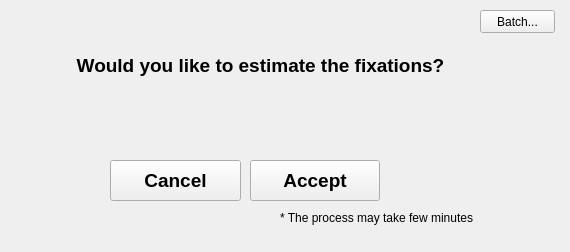
First picture: the form in DialogEstimateFixations.ui, repository jamesalvarez/grafix-coder, before the edit.
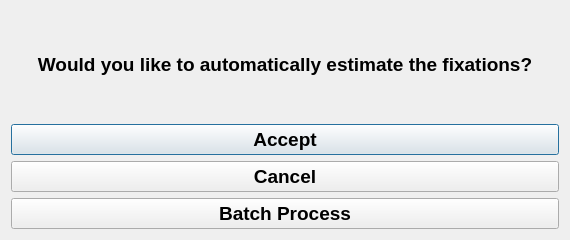
Second picture: the form after the edit.

The edit to the form file:
```diff
--- a/DialogEstimateFixations.ui
+++ b/DialogEstimateFixations.ui
@@ -7,126 +7,124 @@
     <x>0</x>
     <y>0</y>
     <width>570</width>
-    <height>252</height>
+    <height>240</height>
    </rect>
   </property>
+  <property name="minimumSize">
+   <size>
+    <width>0</width>
+    <height>240</height>
+   </size>
+  </property>
+  <property name="maximumSize">
+   <size>
+    <width>16777215</width>
+    <height>240</height>
+   </size>
+  </property>
   <property name="windowTitle">
    <string>Dialog</string>
   </property>
-  <widget class="QDialogButtonBox" name="buttonBox">
-   <property name="geometry">
-    <rect>
-     <x>10</x>
-     <y>600</y>
-     <width>461</width>
-     <height>32</height>
-    </rect>
-   </property>
-   <property name="orientation">
-    <enum>Qt::Horizontal</enum>
-   </property>
-   <property name="standardButtons">
-    <set>QDialogButtonBox::Cancel|QDialogButtonBox::Ok</set>
-   </property>
-  </widget>
-  <widget class="QPushButton" name="b_accept">
-   <property name="geometry">
-    <rect>
-     <x>250</x>
-     <y>160</y>
-     <width>130</width>
-     <height>41</height>
-    </rect>
-   </property>
-   <property name="font">
-    <font>
-     <pointsize>14</pointsize>
-     <weight>75</weight>
-     <bold>true</bold>
-    </font>
-   </property>
-   <property name="text">
-    <string>Accept</string>
-   </property>
-  </widget>
-  <widget class="QLabel" name="label_2">
-   <property name="geometry">
-    <rect>
-     <x>280</x>
-     <y>210</y>
-     <width>311</width>
-     <height>16</height>
-    </rect>
-   </property>
-   <property name="text">
-    <string>* The process may take few minutes</string>
-   </property>
-  </widget>
-  <widget class="QPushButton" name="b_cancel">
-   <property name="geometry">
-    <rect>
-     <x>110</x>
-     <y>160</y>
-     <width>131</width>
-     <height>41</height>
-    </rect>
-   </property>
-   <property name="font">
-    <font>
-     <pointsize>14</pointsize>
-     <weight>75</weight>
-     <bold>true</bold>
-    </font>
-   </property>
-   <property name="text">
-    <string>Cancel</string>
-   </property>
-  </widget>
-  <widget class="QPushButton" name="b_Batch">
-   <property name="geometry">
-    <rect>
-     <x>480</x>
-     <y>10</y>
-     <width>75</width>
-     <height>23</height>
-    </rect>
-   </property>
-   <property name="text">
-    <string>Batch...</string>
-   </property>
-  </widget>
-  <widget class="QLabel" name="lMsg">
-   <property name="geometry">
-    <rect>
-     <x>10</x>
-     <y>30</y>
-     <width>501</width>
-     <height>71</height>
-    </rect>
-   </property>
-   <property name="font">
-    <font>
-     <pointsize>14</pointsize>
-     <weight>75</weight>
-     <bold>true</bold>
-    </font>
-   </property>
-   <property name="layoutDirection">
-    <enum>Qt::LeftToRight</enum>
-   </property>
-   <property name="autoFillBackground">
-    <bool>false</bool>
-   </property>
-   <property name="text">
-    <string>Would you like to estimate the fixations?</string>
-   </property>
-   <property name="textFormat">
-    <enum>Qt::AutoText</enum>
-   </property>
-   <property name="alignment">
-    <set>Qt::AlignCenter</set>
-   </property>
-  </widget>
+  <layout class="QVBoxLayout" name="verticalLayout">
+   <item>
+    <widget class="QLabel" name="lMsg">
+     <property name="font">
+      <font>
+       <pointsize>14</pointsize>
+       <weight>75</weight>
+       <bold>true</bold>
+      </font>
+     </property>
+     <property name="layoutDirection">
+      <enum>Qt::LeftToRight</enum>
+     </property>
+     <property name="autoFillBackground">
+      <bool>false</bool>
+     </property>
+     <property name="text">
+      <string>Would you like to automatically estimate the fixations?</string>
+     </property>
+     <property name="textFormat">
+      <enum>Qt::AutoText</enum>
+     </property>
+     <property name="alignment">
+      <set>Qt::AlignCenter</set>
+     </property>
+    </widget>
+   </item>
+   <item>
+    <widget class="QPushButton" name="b_accept">
+     <property name="minimumSize">
+      <size>
+       <width>0</width>
+       <height>31</height>
+      </size>
+     </property>
+     <property name="maximumSize">
+      <size>
+       <width>16777215</width>
+       <height>31</height>
+      </size>
+     </property>
+     <property name="font">
+      <font>
+       <pointsize>14</pointsize>
+       <weight>75</weight>
+       <bold>true</bold>
+      </font>
+     </property>
+     <property name="text">
+      <string>Accept</string>
+     </property>
+    </widget>
+   </item>
+   <item>
+    <widget class="QPushButton" name="b_cancel">
+     <property name="maximumSize">
+      <size>
+       <width>16777215</width>
+       <height>31</height>
+      </size>
+     </property>
+     <property name="font">
+      <font>
+       <pointsize>14</pointsize>
+       <weight>75</weight>
+       <bold>true</bold>
+      </font>
+     </property>
+     <property name="text">
+      <string>Cancel</string>
+     </property>
+    </widget>
+   </item>
+   <item>
+    <widget class="QPushButton" name="b_Batch">
+     <property name="minimumSize">
+      <size>
+       <width>0</width>
+       <height>31</height>
+      </size>
+     </property>
+     <property name="maximumSize">
+      <size>
+       <width>16777215</width>
+       <height>31</height>
+      </size>
+     </property>
+     <property name="font">
+      <font>
+       <pointsize>14</pointsize>
+       <weight>75</weight>
+       <bold>true</bold>
+      </font>
+     </property>
+     <property name="text">
+      <string>Batch Process</string>
+     </property>
+    </widget>
+   </item>
+  </layout>
  </widget>
  <resources/>
  <connections>
```
Left out of the diff: 35 changed lines with no effect on the pictures.
